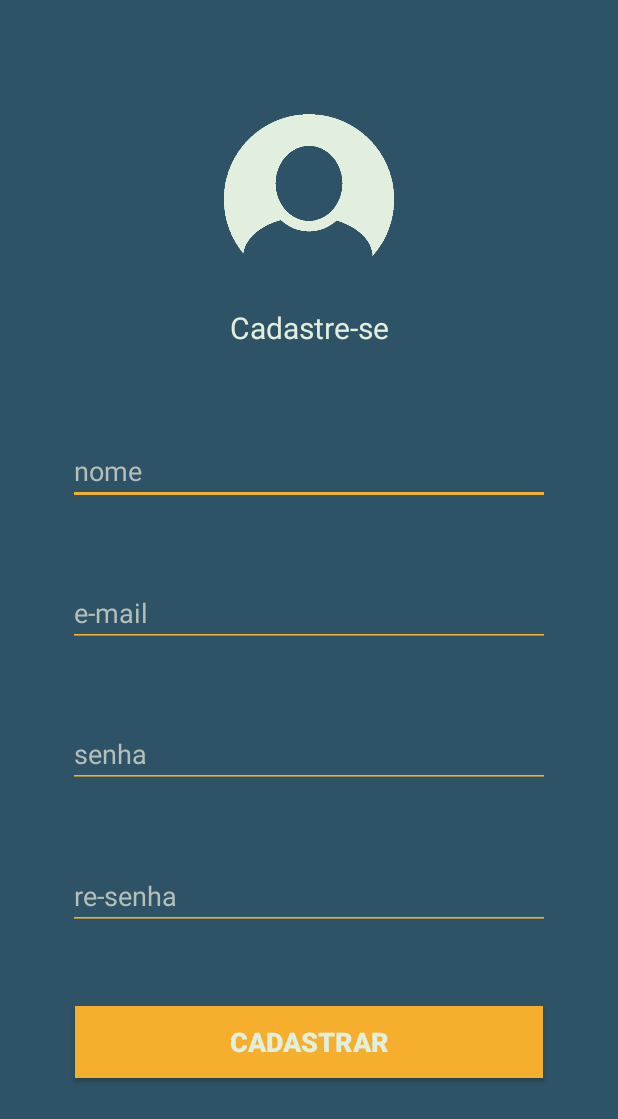
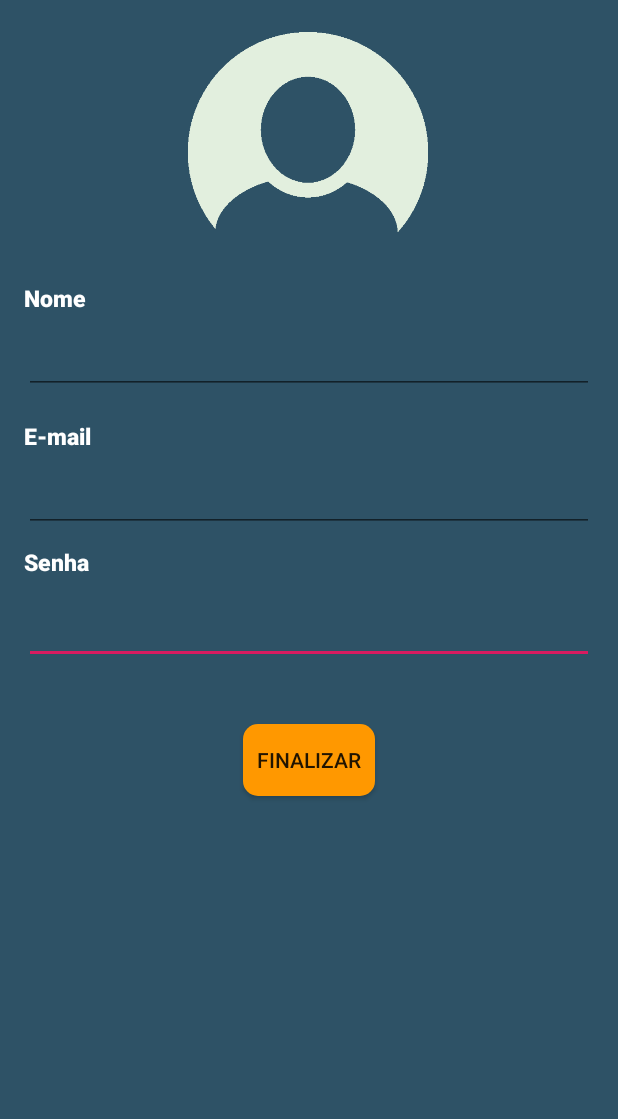
Before and after one commit to italoa7x/projetoPDS, an Android app: the CadastroActivity screen opened directly, with no data from a screen before it, on a phone screen of 412 x 824 dp. Shown: the top 1119 px of the screen. Run offline under Robolectric (Android 15) with nearby library versions, the phone set to English and light mode, and no system bars; our stand-ins replace Firebase (no records; nobody signed in at launch, a user with empty details on screens opened directly).

```diff
--- a/CointerProject/app/src/main/java/br/com/cointerproject/model/Validacao.java
+++ b/CointerProject/app/src/main/java/br/com/cointerproject/model/Validacao.java
@@ -17,26 +17,7 @@ public class Validacao {
     }
 
     public static boolean validarSenha(String senha, String nome) {
-        int numeros = 0;
-        int letras = 0;
+        return (senha.length() >= 8 && nome.length() > 8 ? true : false);
+    }
 
-        char[] caracteres = senha.toCharArray();
-
-        for(char c : caracteres) {
-            if (Character.isLetter(c)) {
-                letras++;
-            } else if (Character.isDigit(c)) {
-                numeros++;
-            }
-        }
-
-        if (numeros >= 3 && letras >= 3) {
-            if (!senha.contains(nome))
-                return true;
-            else
-                return false;
-        }
-
-        return false;
-    }
 }
--- a/CointerProject/app/src/main/java/br/com/cointerproject/ui/ListaInvestimento.java
+++ b/CointerProject/app/src/main/java/br/com/cointerproject/ui/ListaInvestimento.java
@@ -34,7 +34,7 @@ public class ListaInvestimento extends AppCompatActivity {
     public void preencherArray(){
         images = new int[moedas.length];
         for(int i = 0; i<moedas.length;i++){
-            images[i] = R.drawable.cifrao;
+            images[i] = R.drawable.icone_investimento_24dp;
         }
     }
     class CustomAdaptor extends BaseAdapter{
--- a/CointerProject/app/src/main/java/br/com/cointerproject/view/CadastroActivity.java
+++ b/CointerProject/app/src/main/java/br/com/cointerproject/view/CadastroActivity.java
@@ -4,6 +4,7 @@ import androidx.annotation.NonNull;
 import androidx.appcompat.app.AppCompatActivity;
 
 import android.content.Intent;
+import android.graphics.Color;
 import android.graphics.PorterDuff;
 import android.os.Bundle;
 import android.view.View;
@@ -25,40 +26,39 @@ public class CadastroActivity extends AppCompatActivity {
     private EditText tiNome;
     private EditText tiEmail;
     private EditText tiSenha;
-    private EditText tiSenha2;
     private FirebaseAuth firebaseAuth;
 
     protected void onCreate(Bundle savedInstanceState) {
         super.onCreate(savedInstanceState);
-        setContentView(R.layout.activity_cadastro);
+        setContentView(R.layout.activity_novo_usuario);
 
-        tiNome = findViewById(R.id.editTextNome);
-        tiEmail = findViewById(R.id.editTextEmail);
-        tiSenha = findViewById(R.id.editTextSenha);
-        tiSenha2 = findViewById(R.id.editTextSenha2);
+        tiNome = findViewById(R.id.campoNome);
+        tiEmail = findViewById(R.id.campoEmail);
+        tiSenha = findViewById(R.id.campoSenha);
         firebaseAuth = FirebaseAuth.getInstance();
     }
+
     //metodo que cadastrar um usuário no database
     public void cadastrar(View view) {
         boolean ok = true;
         //verificações de validação, ex: se o email é valido, senha com pelo menos 8 caracteres e algumas outras coisas
         if (!Validacao.validarEmail(tiEmail.getText().toString())) {
-            tiNome.getBackground().mutate().setColorFilter(getResources().getColor(R.color.colorAccent), PorterDuff.Mode.SRC_ATOP);
+            tiNome.requestFocus();
+            tiNome.getBackground().mutate().setColorFilter(getResources().getColor(R.color.vermelho_fireBrick), PorterDuff.Mode.SRC_ATOP);
+            Toast.makeText(this, "Verifique o tamanho do e-mail!", Toast.LENGTH_SHORT).show();
             ok = false;
         }
 
         if (!Validacao.validarSenha(tiSenha.getText().toString(), tiNome.getText().toString())) {
-            tiSenha.getBackground().mutate().setColorFilter(getResources().getColor(R.color.colorAccent), PorterDuff.Mode.SRC_ATOP);
+            tiSenha.requestFocus();
+            tiSenha.getBackground().mutate().setColorFilter(getResources().getColor(R.color.vermelho_fireBrick), PorterDuff.Mode.SRC_ATOP);
+            Toast.makeText(this, "Verifique sua senha/nome.", Toast.LENGTH_SHORT).show();
             ok = false;
         }
 
-        if (!tiSenha.getText().toString().equals(tiSenha2.getText().toString())) {
-            tiSenha2.getBackground().mutate().setColorFilter(getResources().getColor(R.color.colorAccent), PorterDuff.Mode.SRC_ATOP);
-            ok = false;
-        }
         //se a validação for feita corretamente é feito o cadastro no firebase
 
-        if (ok == true) {
+        if (ok) {
             String email = tiEmail.getText().toString();
             String senha = tiSenha.getText().toString();
             firebaseAuth.createUserWithEmailAndPassword(email, senha)
@@ -79,6 +79,7 @@ public class CadastroActivity extends AppCompatActivity {
                                         Toast.LENGTH_SHORT).show();
                             }
                         }
-                    });}
+                    });
+        }
     }
 }
--- /dev/null
+++ b/CointerProject/app/src/main/res/drawable/icone_investimento_24dp.xml
@@ -0,0 +1,9 @@
+<vector xmlns:android="http://schemas.android.com/apk/res/android"
+        android:width="24dp"
+        android:height="24dp"
+        android:viewportWidth="24.0"
+        android:viewportHeight="24.0">
+    <path
+        android:fillColor="#FF000000"
+        android:pathData="M11.8,10.9c-2.27,-0.59 -3,-1.2 -3,-2.15 0,-1.09 1.01,-1.85 2.7,-1.85 1.78,0 2.44,0.85 2.5,2.1h2.21c-0.07,-1.72 -1.12,-3.3 -3.21,-3.81V3h-3v2.16c-1.94,0.42 -3.5,1.68 -3.5,3.61 0,2.31 1.91,3.46 4.7,4.13 2.5,0.6 3,1.48 3,2.41 0,0.69 -0.49,1.79 -2.7,1.79 -2.06,0 -2.87,-0.92 -2.98,-2.1h-2.2c0.12,2.19 1.76,3.42 3.68,3.83V21h3v-2.15c1.95,-0.37 3.5,-1.5 3.5,-3.55 0,-2.84 -2.43,-3.81 -4.7,-4.4z"/>
+</vector>
--- a/CointerProject/app/src/main/res/layout/activity_cadastro.xml
+++ /dev/null
@@ -1,138 +0,0 @@
-<?xml version="1.0" encoding="utf-8"?>
-<androidx.constraintlayout.widget.ConstraintLayout xmlns:android="http://schemas.android.com/apk/res/android"
-    xmlns:app="http://schemas.android.com/apk/res-auto"
-    xmlns:tools="http://schemas.android.com/tools"
-    android:layout_width="match_parent"
-    android:layout_height="match_parent"
-    android:background="#2E5266"
-    android:backgroundTintMode="multiply"
-    tools:context=".view.CadastroActivity"
-    tools:layout_editor_absoluteX="0dp"
-    tools:layout_editor_absoluteY="1dp">
-
-    <EditText
-        android:id="@+id/editTextNome"
-        android:layout_width="0dp"
-        android:layout_height="wrap_content"
-        android:layout_marginStart="45dp"
-        android:layout_marginTop="4dp"
-        android:layout_marginEnd="45dp"
-        android:layout_marginBottom="34dp"
-        android:backgroundTint="#F6AE2D"
-        android:ems="10"
-        android:hint="nome"
-        android:inputType="textPersonName"
-        android:selectAllOnFocus="true"
-        android:textColor="#B3BFB8"
-        android:textColorHint="#B3BFB8"
-        android:textSize="18sp"
-        app:layout_constraintBottom_toTopOf="@+id/editTextEmail"
-        app:layout_constraintEnd_toEndOf="parent"
-        app:layout_constraintStart_toStartOf="parent"
-        app:layout_constraintTop_toBottomOf="@+id/textViewCadastre" />
-
-    <EditText
-        android:id="@+id/editTextSenha"
-        android:layout_width="0dp"
-        android:layout_height="wrap_content"
-        android:layout_marginStart="45dp"
-        android:layout_marginEnd="45dp"
-        android:layout_marginBottom="34dp"
-        android:backgroundTint="#F6AE2D"
-        android:ems="10"
-        android:hint="senha"
-        android:inputType="textPersonName"
-        android:selectAllOnFocus="true"
-        android:textColor="#B3BFB8"
-        android:textColorHint="#B3BFB8"
-        android:textSize="18sp"
-        app:layout_constraintBottom_toTopOf="@+id/editTextSenha2"
-        app:layout_constraintEnd_toEndOf="parent"
-        app:layout_constraintStart_toStartOf="parent"
-        app:layout_constraintTop_toBottomOf="@+id/editTextEmail" />
-
-    <EditText
-        android:id="@+id/editTextSenha2"
-        android:layout_width="0dp"
-        android:layout_height="wrap_content"
-        android:layout_marginStart="45dp"
-        android:layout_marginEnd="45dp"
-        android:layout_marginBottom="35dp"
-        android:backgroundTint="#F6AE2D"
-        android:ems="10"
-        android:hint="re-senha"
-        android:inputType="textPersonName"
-        android:selectAllOnFocus="true"
-        android:textColor="#B3BFB8"
-        android:textColorHint="#B3BFB8"
-        android:textSize="18sp"
-        app:layout_constraintBottom_toTopOf="@+id/botaoCadastrar"
-        app:layout_constraintEnd_toEndOf="parent"
-        app:layout_constraintStart_toStartOf="parent"
-        app:layout_constraintTop_toBottomOf="@+id/editTextSenha" />
-
-    <EditText
-        android:id="@+id/editTextEmail"
-        android:layout_width="0dp"
-        android:layout_height="wrap_content"
-        android:layout_marginStart="45dp"
-        android:layout_marginEnd="45dp"
-        android:layout_marginBottom="34dp"
-        android:backgroundTint="#F6AE2D"
-        android:ems="10"
-        android:hint="e-mail"
-        android:inputType="textPersonName"
-        android:selectAllOnFocus="true"
-        android:textColor="#B3BFB8"
-        android:textColorHint="#B3BFB8"
-        android:textSize="18sp"
-        app:layout_constraintBottom_toTopOf="@+id/editTextSenha"
-        app:layout_constraintEnd_toEndOf="parent"
-        app:layout_constraintStart_toStartOf="parent"
-        app:layout_constraintTop_toBottomOf="@+id/editTextNome" />
-
-    <ImageView
-        android:id="@+id/userImage"
-        android:layout_width="113dp"
-        android:layout_height="116dp"
-        android:layout_marginTop="50dp"
-        app:layout_constraintBottom_toTopOf="@+id/textViewCadastre"
-        app:layout_constraintEnd_toEndOf="parent"
-        app:layout_constraintStart_toStartOf="parent"
-        app:layout_constraintTop_toTopOf="parent"
-        app:srcCompat="@drawable/user" />
-
-    <TextView
-        android:id="@+id/textViewCadastre"
-        android:layout_width="113dp"
-        android:layout_height="wrap_content"
-        android:layout_marginTop="8dp"
-        android:layout_marginBottom="40dp"
-        android:text="Cadastre-se"
-        android:textAlignment="center"
-        android:textColor="#E2EFDE"
-        android:textSize="20dp"
-        app:layout_constraintBottom_toTopOf="@+id/editTextNome"
-        app:layout_constraintEnd_toEndOf="parent"
-        app:layout_constraintStart_toStartOf="parent"
-        app:layout_constraintTop_toBottomOf="@+id/userImage" />
-
-    <Button
-        android:id="@+id/botaoCadastrar"
-        android:layout_width="0dp"
-        android:layout_height="wrap_content"
-        android:layout_marginStart="50dp"
-        android:layout_marginEnd="50dp"
-        android:layout_marginBottom="90dp"
-        android:background="#F6AE2D"
-        android:onClick="cadastrar"
-        android:text="Cadastrar"
-        android:textColor="#E2EFDE"
-        android:textSize="18dp"
-        android:textStyle="bold"
-        app:layout_constraintBottom_toBottomOf="parent"
-        app:layout_constraintEnd_toEndOf="parent"
-        app:layout_constraintStart_toStartOf="parent"
-        app:layout_constraintTop_toBottomOf="@+id/editTextSenha2" />
-
-</androidx.constraintlayout.widget.ConstraintLayout>
--- a/CointerProject/app/src/main/res/layout/activity_home.xml
+++ b/CointerProject/app/src/main/res/layout/activity_home.xml
@@ -11,8 +11,10 @@
         android:layout_width="wrap_content"
         android:layout_height="wrap_content"
         android:layout_marginTop="200dp"
+        android:layout_marginBottom="53dp"
         android:text="TextView"
         android:textSize="24sp"
+        app:layout_constraintBottom_toTopOf="@+id/cadastroI"
         app:layout_constraintEnd_toEndOf="parent"
         app:layout_constraintStart_toStartOf="parent"
         app:layout_constraintTop_toTopOf="parent" />
@@ -22,41 +24,47 @@
         android:layout_width="wrap_content"
         android:layout_height="wrap_content"
         android:layout_marginStart="157dp"
-        android:layout_marginTop="108dp"
+        android:layout_marginTop="20dp"
         android:layout_marginEnd="166dp"
+        android:layout_marginBottom="20dp"
         android:text="Deslogar"
+        app:layout_constraintBottom_toTopOf="@+id/button2"
         app:layout_constraintEnd_toEndOf="parent"
-        app:layout_constraintHorizontal_bias="0.666"
+        app:layout_constraintHorizontal_bias="1.0"
         app:layout_constraintStart_toStartOf="parent"
-        app:layout_constraintTop_toBottomOf="@+id/textohome" />
+        app:layout_constraintTop_toBottomOf="@+id/cadastroI" />
 
     <Button
         android:id="@+id/button2"
         android:layout_width="wrap_content"
         android:layout_height="wrap_content"
         android:layout_marginStart="161dp"
+        android:layout_marginTop="24dp"
         android:layout_marginEnd="162dp"
         android:layout_marginBottom="168dp"
         android:onClick="mudarTelaConsultas"
         android:text="Consultas"
         app:layout_constraintBottom_toBottomOf="parent"
         app:layout_constraintEnd_toEndOf="parent"
-        app:layout_constraintHorizontal_bias="0.647"
-        app:layout_constraintStart_toStartOf="parent" />
+        app:layout_constraintHorizontal_bias="1.0"
+        app:layout_constraintStart_toStartOf="parent"
+        app:layout_constraintTop_toBottomOf="@+id/deslogar" />
 
     <Button
         android:id="@+id/cadastroI"
         android:layout_width="wrap_content"
         android:layout_height="wrap_content"
         android:layout_marginStart="162dp"
+        android:layout_marginTop="40dp"
         android:layout_marginEnd="162dp"
-        android:layout_marginBottom="20dp"
+        android:layout_marginBottom="74dp"
         android:onClick="telaCadastroI"
         android:text="Cadastro Investimento"
         app:layout_constraintBottom_toTopOf="@+id/deslogar"
         app:layout_constraintEnd_toEndOf="parent"
         app:layout_constraintHorizontal_bias="0.504"
-        app:layout_constraintStart_toStartOf="parent" />
+        app:layout_constraintStart_toStartOf="parent"
+        app:layout_constraintTop_toBottomOf="@+id/textohome" />
 
 
     android:id="@+id/deslogar"
--- a/CointerProject/app/src/main/res/layout/activity_novo_usuario.xml
+++ b/CointerProject/app/src/main/res/layout/activity_novo_usuario.xml
@@ -5,7 +5,7 @@
     android:layout_width="match_parent"
     android:layout_height="match_parent"
     android:background="@color/cor_padrao_telas"
-    tools:context=".NovoUsuario" >
+    tools:context=".view.CadastroActivity" >
 
 
     <ImageView
@@ -28,7 +28,7 @@
         android:layout_height="wrap_content"
         android:layout_marginStart="16dp"
         android:layout_marginTop="20dp"
-        android:fontFamily="@font/archivo_black"
+        android:fontFamily="sans-serif-black"
         android:text="Nome"
         android:textColor="#FFFF"
         android:textSize="15dp"
@@ -43,7 +43,7 @@
         android:layout_height="wrap_content"
         android:layout_marginStart="16dp"
         android:layout_marginTop="196dp"
-        android:fontFamily="@font/archivo_black"
+        android:fontFamily="sans-serif-black"
         android:text="Senha"
         android:textColor="#FFFF"
         android:textSize="15dp"
@@ -86,7 +86,7 @@
         android:layout_height="wrap_content"
         android:layout_marginStart="16dp"
         android:layout_marginTop="112dp"
-        android:fontFamily="@font/archivo_black"
+        android:fontFamily="sans-serif-black"
         android:text="E-mail"
         android:textColor="#FFFF"
         android:textSize="15dp"
@@ -115,7 +115,6 @@
         android:layout_height="wrap_content"
         android:layout_marginTop="40dp"
         android:background="@drawable/estilo_bt_redondo"
-        android:onClick="finalizarCadastro"
         android:text="Finalizar"
         app:layout_constraintEnd_toEndOf="parent"
         app:layout_constraintStart_toStartOf="parent"
--- a/CointerProject/app/src/main/res/values/colors.xml
+++ b/CointerProject/app/src/main/res/values/colors.xml
@@ -10,5 +10,6 @@
     <color name="dark_slate_gray">#2E5266</color>
     <color name="light_slate_gray">#6E8898</color>
     <color name="ash_gray">#B3BFB8</color>
+    <color name="vermelho_fireBrick">#B22222</color>
 
 </resources>
```
